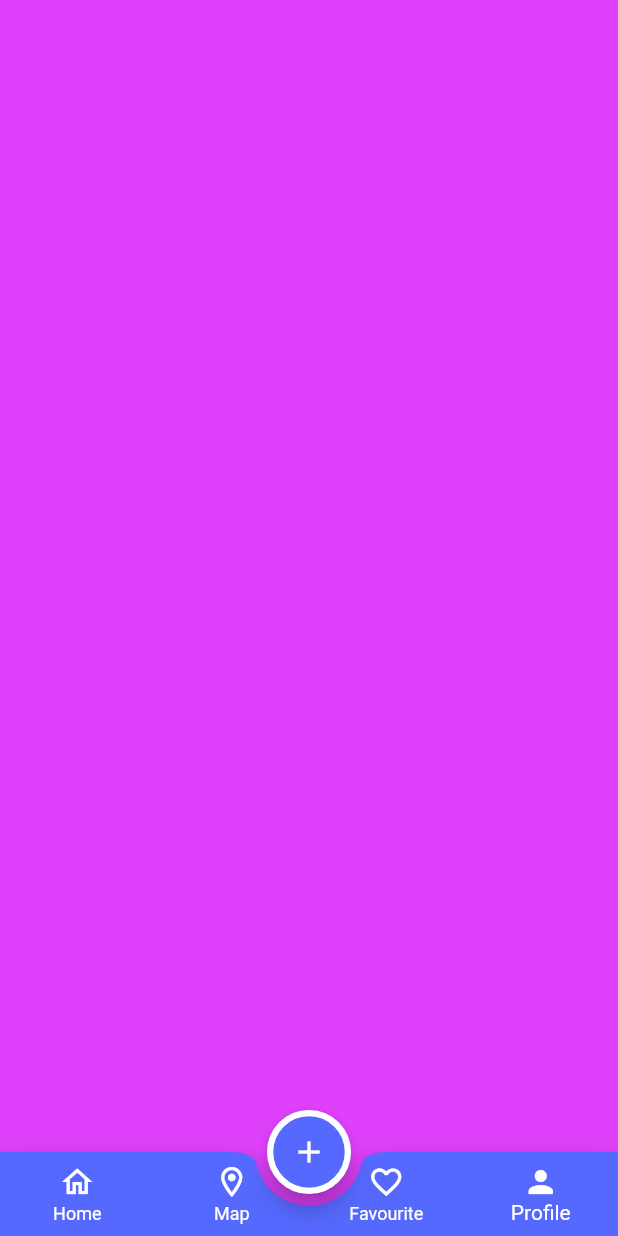
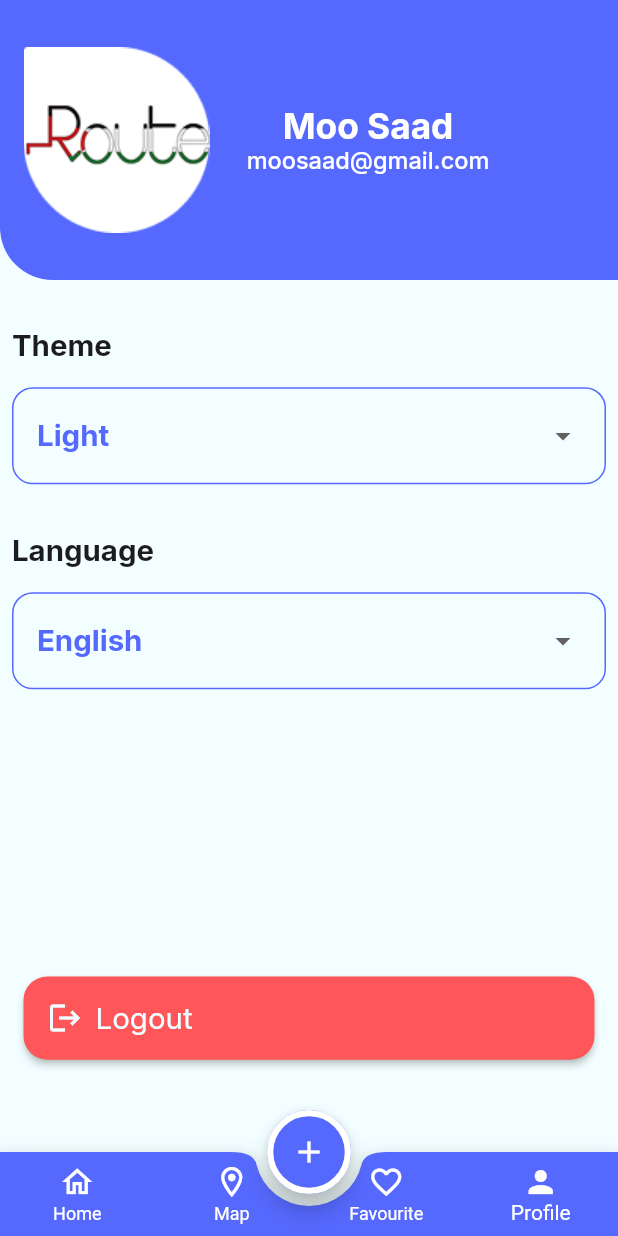
Before and after one commit to muhammedSaadX1/Evently-C16-Offline, a Flutter app: the screen it shows after launch, item 4 of the bottom bar chosen, on a phone screen of 412 x 824 dp. Run offline on Flutter 3.47's test engine with Material 3 defaults, Android fonts, the phone set to English and light mode, and no system bars; our stand-ins replace flutter_screenutil, google_fonts.

Commit message:
finished profile tab

```diff
--- a/lib/config/theme/theme_manager.dart
+++ b/lib/config/theme/theme_manager.dart
@@ -88,6 +88,8 @@ class ThemeManager{
         fontWeight: FontWeight.bold,
         color: ColorsManager.black1C,
       ),
+      labelMedium:GoogleFonts.inter(fontSize: 20.sp, fontWeight: FontWeight.bold, color: ColorsManager.black1C) ,
+      displayMedium:GoogleFonts.inter(fontSize: 20.sp, fontWeight: FontWeight.bold, color: ColorsManager.blue) ,
       bodySmall: GoogleFonts.inter(fontSize: 16.sp,color: ColorsManager.black10, fontWeight: FontWeight.w500 ),
     )
   );
--- a/lib/core/resources/assets_manager.dart
+++ b/lib/core/resources/assets_manager.dart
@@ -10,4 +10,5 @@ abstract class ImageAssets{
   static const String sports = "$base/sports.png";
   static const String workShop = "$base/workshop.png";
   static const String eating = "$base/eating.png";
+  static const String profileImage = "$base/profile_image.png";
 }
--- /dev/null
+++ b/lib/features/main_layout/tabs/profile/drop_down_item.dart
@@ -0,0 +1,50 @@
+import 'package:evently_offline_sun/core/resources/colors_manager.dart' show ColorsManager;
+import 'package:flutter/material.dart';
+import 'package:flutter_screenutil/flutter_screenutil.dart';
+
+class DropDownItem extends StatelessWidget {
+  const DropDownItem({super.key, required this.label, required this.selectedItem, required this.menuItems});
+  final String label;
+  final String selectedItem;
+  final List<String> menuItems;
+
+  @override
+  Widget build(BuildContext context) {
+    return Padding(
+      padding: const EdgeInsets.all(8.0),
+      child: Column(
+        crossAxisAlignment: CrossAxisAlignment.start,
+        children: [
+          Text(label, style: Theme.of(context).textTheme.labelMedium),
+          SizedBox(height: 16),
+          Container(
+            height: 66.h,
+            padding: REdgeInsets.all(16),
+            decoration: BoxDecoration(
+              borderRadius: BorderRadius.circular(14.r),
+              border: Border.all(color: ColorsManager.blue, width: 1),
+            ),
+            child: Row(
+              children: [
+                Text(selectedItem, style: Theme.of(context).textTheme.displayMedium),
+                Spacer(),
+                DropdownButton<String>(
+                  underline: SizedBox(),
+                  items: menuItems.map((value) {
+                    return DropdownMenuItem<String>(
+                      value: value,
+                      child: Text(value),
+                    );
+                  }).toList(),
+                  onChanged: (newTheme) {
+
+                  },
+                )
+              ],
+            ),
+          ),
+        ],
+      ),
+    );
+  }
+}
--- a/lib/features/main_layout/tabs/profile/profile_tab.dart
+++ b/lib/features/main_layout/tabs/profile/profile_tab.dart
@@ -1,13 +1,100 @@
+import 'package:evently_offline_sun/core/resources/assets_manager.dart';
+import 'package:evently_offline_sun/core/resources/colors_manager.dart';
+import 'package:evently_offline_sun/features/main_layout/tabs/profile/drop_down_item.dart';
 import 'package:flutter/material.dart';
+import 'package:flutter_screenutil/flutter_screenutil.dart';
+import 'package:google_fonts/google_fonts.dart';
 
 class ProfileTab extends StatelessWidget {
   const ProfileTab({super.key});
 
   @override
   Widget build(BuildContext context) {
-    return Container(
-      color: Colors.purpleAccent,
+    return Column(
+      crossAxisAlignment: CrossAxisAlignment.start,
+      children: [
+        Container(
+          width: double.infinity,
+          decoration: BoxDecoration(
+            color: ColorsManager.blue,
+            borderRadius: BorderRadius.only(bottomLeft: Radius.circular(36.r)),
+          ),
+          child: Padding(
+            padding: REdgeInsets.symmetric(horizontal: 16.0, vertical: 32),
+            child: Row(
+              mainAxisAlignment: MainAxisAlignment.start,
+              children: [
+                Image.asset(ImageAssets.profileImage),
+                SizedBox(width: 16.w),
+                Padding(
+                  padding: const EdgeInsets.all(8.0),
+                  child: Column(
+                    mainAxisAlignment: MainAxisAlignment.center,
+                    children: [
+                      Text(
+                        "Moo Saad",
+                        style: GoogleFonts.inter(
+                          fontSize: 24.sp,
+                          fontWeight: FontWeight.bold,
+                          color: ColorsManager.white,
+                        ),
+                      ),
+                      Text(
+                        "moosaad@gmail.com",
+                        style: GoogleFonts.inter(
+                          fontSize: 16.sp,
+                          fontWeight: FontWeight.w500,
+                          color: ColorsManager.white,
+                        ),
+                      ),
+                    ],
+                  ),
+                ),
+              ],
+            ),
+          ),
+        ),
+        SizedBox(height: 24.h),
+        DropDownItem(
+          label: "Theme",
+          selectedItem: "Light",
+          menuItems: ["Light", "Dark"],
+        ),
+        SizedBox(height: 16),
+        DropDownItem(
+          label: "Language",
+          selectedItem: "English",
+          menuItems: ["English", "Arabic"],
+        ),
+        Spacer(flex: 6,),
 
+        Container(
+          margin: REdgeInsets.symmetric(horizontal: 16, vertical: 120),
+          child: ElevatedButton(
+            style: ElevatedButton.styleFrom(
+
+                backgroundColor: ColorsManager.red,
+                foregroundColor: ColorsManager.whiteBlue,
+                padding: REdgeInsets.all(16.0),
+                textStyle: GoogleFonts.inter(
+                  fontSize: 20.sp,
+                  fontWeight: FontWeight.w400,
+                  color: ColorsManager.white,
+                ),
+                shape: RoundedRectangleBorder(
+                    borderRadius: BorderRadius.circular(16.r)
+                )
+            ),
+            onPressed: () {},
+            child: Row(children: [
+              Icon(Icons.logout),
+              SizedBox(width: 8.w,),
+              Text("Logout")
+            ]),
+          ),
+        ),
+        //Spacer(flex: 4,)
+      ],
     );
   }
 }
```
Also changed, not shown: assets/images/2.0x/profile_image@2x.png (added), assets/images/3.0x/profile_image@3x.png (added), assets/images/profile_image.png (added).
